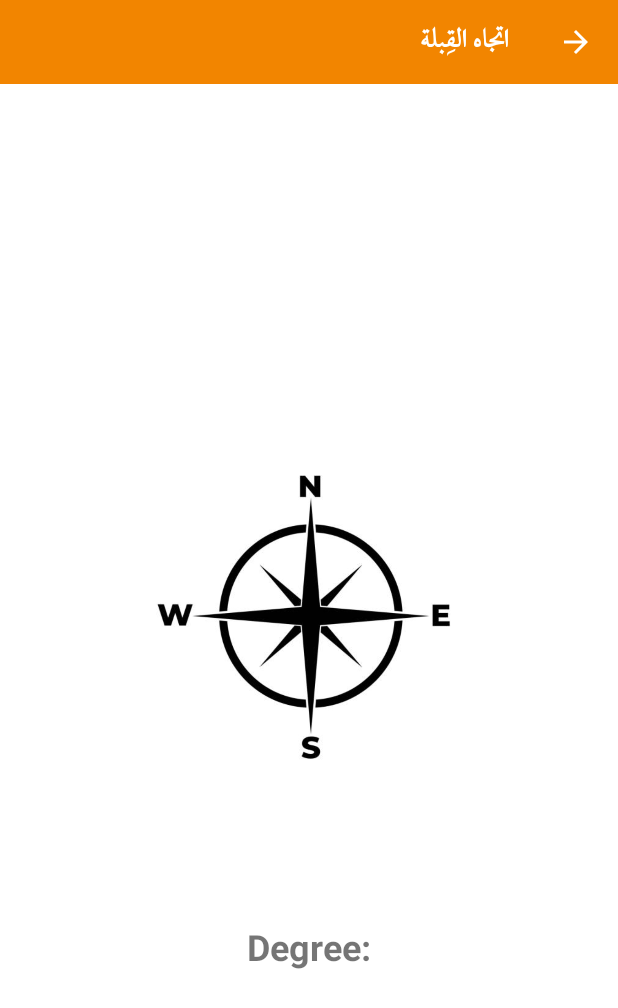
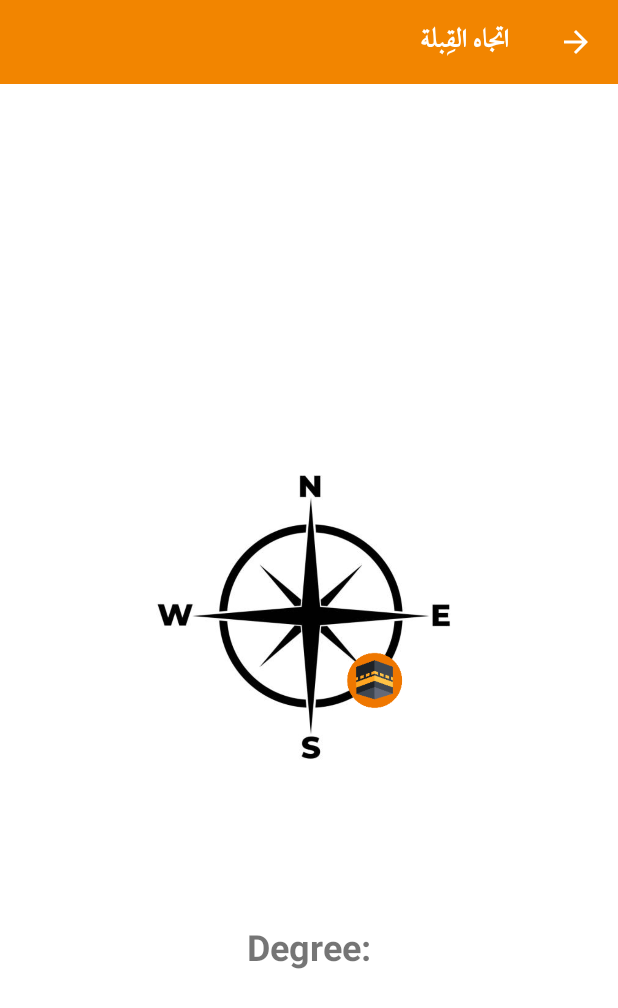
Before and after one commit to TarekMohame-d/Muslim_Pro, an Android app: the QeblaDirection screen opened directly, with no data from a screen before it, on a phone screen of 412 x 824 dp. Shown: the top 1008 px of the screen. Run offline under Robolectric (Android 15) with nearby library versions, the phone set to English and light mode, and no system bars.

Commit message:
Finish QeblaDirection activity

```diff
--- a/app/src/main/res/layout/activity_qebla_direction.xml
+++ b/app/src/main/res/layout/activity_qebla_direction.xml
@@ -20,7 +20,7 @@
         android:id="@+id/qebla_direction"
         android:layout_width="250dp"
         android:layout_height="250dp"
-        android:src="@drawable/compass"
+        android:src="@drawable/compass_overlay"
         app:layout_constraintBottom_toBottomOf="parent"
         app:layout_constraintEnd_toEndOf="parent"
         app:layout_constraintStart_toStartOf="parent"
--- a/app/src/main/res/values/colors.xml
+++ b/app/src/main/res/values/colors.xml
@@ -14,4 +14,5 @@
     <color name="splash_screen_app_name">#ffFFA426</color>
     <color name="grey">#BDBDBD</color>
     <color name="brown">#ffB46E5A</color>
+    <color name="green">#00D100</color>
 </resources>
```
Also changed, not shown: app/src/main/java/com/example/muslimpro/QeblaDirection.java (+13 -3 lines), app/src/main/res/drawable/compass.jpg (deleted), app/src/main/res/drawable/compass_overlay.jpg (added).
